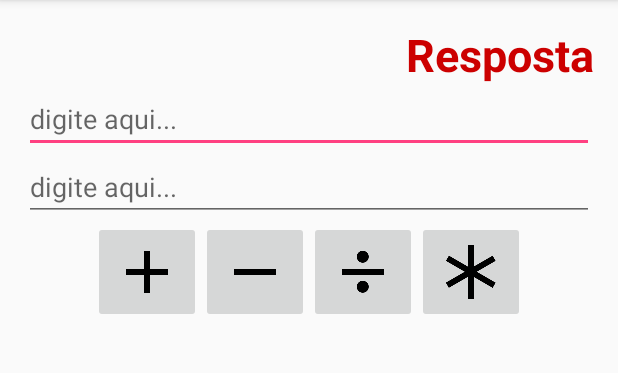
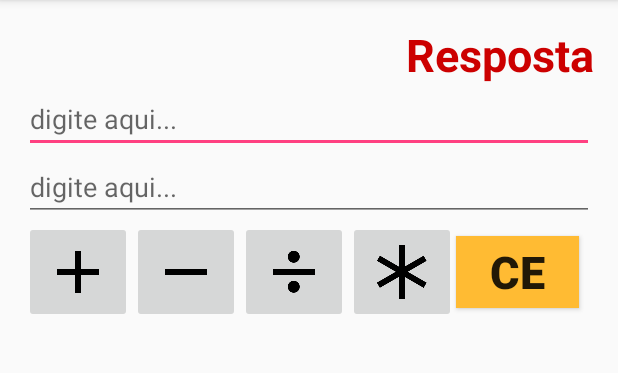
Before and after one commit to brunohkd/Android, an Android app: the screen it shows after launch (PrincipalActivity), on a phone screen of 412 x 824 dp, the part 84-457 px from its top. Run offline under Robolectric (Android 15) with nearby library versions, the phone set to English and light mode, and no system bars.

Commit message:
Criando o listView. Em implementação.

```diff
--- a/app/src/main/java/com/martin/calculadorasimples/PrincipalActivity.java
+++ b/app/src/main/java/com/martin/calculadorasimples/PrincipalActivity.java
@@ -7,14 +7,17 @@ import android.view.View;
 import android.widget.Button;
 import android.widget.EditText;
 import android.widget.ImageButton;
+import android.widget.ListView;
 import android.widget.TextView;
 import android.widget.Toast;
 
+import com.martin.calculadorasimples.adaptador.AdapterListaResultados;
 import com.martin.calculadorasimples.entidade.Calculo;
 import com.martin.calculadorasimples.persistencia.DbConexao;
 
 public class PrincipalActivity extends AppCompatActivity implements View.OnClickListener {
     ImageButton adicaoButton, subtracaoButton, multiplicacaoButton, divisaoButton;
+    Button limpaButton;
     EditText valorUmEditText, valorDoisEditText;
     TextView respostaTextView;
 
@@ -27,15 +30,22 @@ public class PrincipalActivity extends AppCompatActivity implements View.OnClick
         subtracaoButton = (ImageButton) findViewById(R.id.subtracaoImageButton);
         multiplicacaoButton = (ImageButton) findViewById(R.id.multiplicacaoImageButton);
         divisaoButton = (ImageButton) findViewById(R.id.divisaoIageButton);
+        limpaButton = (Button) findViewById(R.id.limpaButton);
 
         adicaoButton.setOnClickListener(this);
         subtracaoButton.setOnClickListener(this);
         multiplicacaoButton.setOnClickListener(this);
         divisaoButton.setOnClickListener(this);
+        limpaButton.setOnClickListener(this);
 
         valorUmEditText = (EditText) findViewById(R.id.valorUmEditText);
         valorDoisEditText = (EditText) findViewById(R.id.valorDoisEditText);
         respostaTextView = (TextView) findViewById(R.id.respostaTextView);
+
+
+        ListView listView = (ListView) findViewById(R.id.listView);
+        listView.setAdapter(new AdapterListaResultados(this));
+
     }
 
     @Override
@@ -66,6 +76,11 @@ public class PrincipalActivity extends AppCompatActivity implements View.OnClick
             case R.id.divisaoIageButton:
                 resultado = valorUm / valorDois;
                 break;
+            case R.id.limpaButton:
+                respostaTextView.setText("");
+                valorUmEditText.setText("");
+                valorDoisEditText.setText("");
+                break;
         }
         respostaTextView.setText(String.valueOf(resultado));
 
--- /dev/null
+++ b/app/src/main/java/com/martin/calculadorasimples/adaptador/AdapterListaResultados.java
@@ -0,0 +1,39 @@
+package com.martin.calculadorasimples.adaptador;
+
+import android.content.Context;
+import android.view.View;
+import android.view.ViewGroup;
+import android.widget.BaseAdapter;
+
+import com.martin.calculadorasimples.persistencia.DbConexao;
+
+/**
+ * Created by 978907 on 19/11/2016.
+ */
+public class AdapterListaResultados extends BaseAdapter {
+    private Context context;
+
+    public AdapterListaResultados(Context context){
+        this.context = context;
+    }
+
+    @Override
+    public int getCount() {
+        return new DbConexao(context).getQuantidade();
+    }
+
+    @Override
+    public Object getItem(int i) {
+        return new DbConexao(context).getItem(i);
+    }
+
+    @Override
+    public long getItemId(int i) {
+        return new DbConexao(context).getItem(i).getId();
+    }
+
+    @Override
+    public View getView(int i, View view, ViewGroup viewGroup) {
+        return null;
+    }
+}
--- a/app/src/main/java/com/martin/calculadorasimples/entidade/Calculo.java
+++ b/app/src/main/java/com/martin/calculadorasimples/entidade/Calculo.java
@@ -9,6 +9,10 @@ public class Calculo {
     private double valorUm;
     private double valorDois;
     private double resposta;
+
+    public Calculo(){
+
+    }
 
     public Calculo(double valorUm, double valorDois, double resposta) {
         this.valorUm = valorUm;
--- a/app/src/main/res/layout/activity_principal.xml
+++ b/app/src/main/res/layout/activity_principal.xml
@@ -69,5 +69,29 @@
             android:layout_height="wrap_content"
             android:id="@+id/multiplicacaoImageButton"
             android:src="@drawable/ic_multiplication_black_48dp" />
+
+        <Button
+            android:layout_width="wrap_content"
+            android:layout_height="wrap_content"
+            android:text="CE"
+            android:id="@+id/limpaButton"
+            android:textStyle="bold"
+            android:textSize="30dp"
+            android:background="@android:color/holo_orange_light"
+            android:layout_marginTop="10dp"
+            android:layout_marginRight="10dp" />
+
+    </LinearLayout>
+
+    <LinearLayout
+        android:orientation="vertical"
+        android:layout_width="match_parent"
+        android:layout_height="match_parent">
+
+
+        <ListView
+            android:layout_width="match_parent"
+            android:layout_height="wrap_content"
+            android:id="@+id/listView" />
     </LinearLayout>
 </LinearLayout>
```
Also changed, not shown: app/src/main/java/com/martin/calculadorasimples/persistencia/DbConexao.java (+33 -0 lines), app/src/main/res/layout/item_listview.xml (added, +93 -0 lines).
